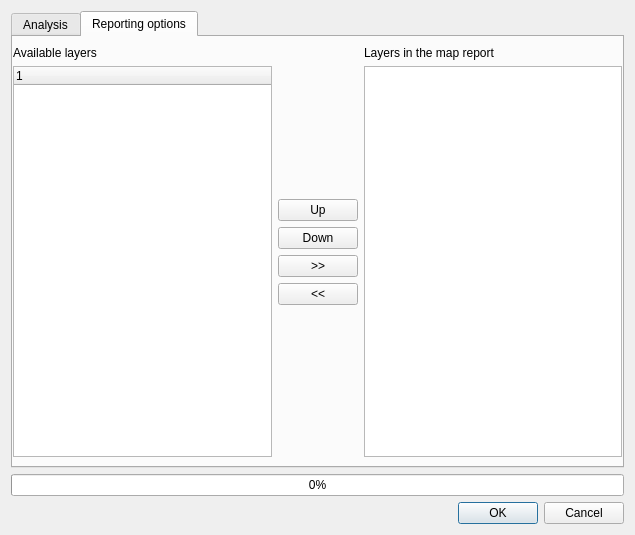
inasafe/inasafe, file safe/gui/ui/multi_exposure_dialog_base.ui: the form before one commit.
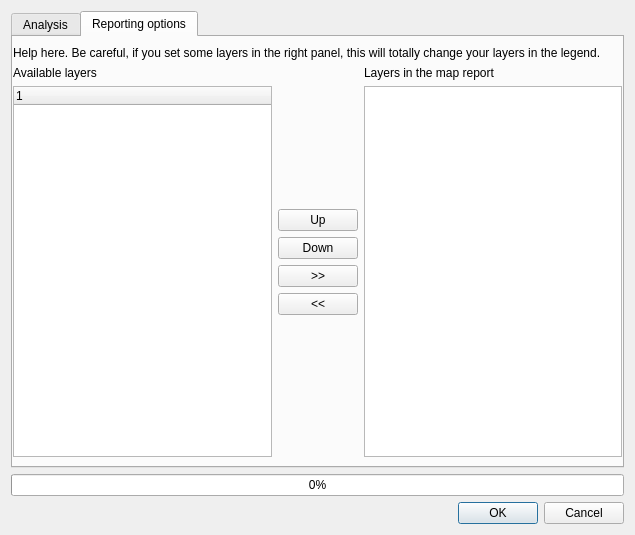
The form after the commit. Custom widgets are drawn as their Qt base class.

Commit message: improve move up and down selection

The edit to the form file:
```diff
--- a/safe/gui/ui/multi_exposure_dialog_base.ui
+++ b/safe/gui/ui/multi_exposure_dialog_base.ui
@@ -103,7 +103,7 @@
       <attribute name="title">
        <string>Reporting options</string>
       </attribute>
-      <layout class="QHBoxLayout" name="horizontalLayout_2">
+      <layout class="QVBoxLayout" name="verticalLayout_6">
        <property name="leftMargin">
         <number>0</number>
        </property>
@@ -111,6 +111,18 @@
         <number>0</number>
        </property>
        <item>
+        <widget class="QLabel" name="label_6">
+         <property name="text">
+          <string>Help here. Be careful, if you set some layers in the right panel, this will totally change your layers in the legend.</string>
+         </property>
+         <property name="wordWrap">
+          <bool>true</bool>
+         </property>
+        </widget>
+       </item>
+       <item>
+        <layout class="QHBoxLayout" name="horizontalLayout">
+         <item>
         <layout class="QVBoxLayout" name="verticalLayout_3">
          <item>
           <widget class="QLabel" name="label_4">
@@ -199,6 +211,8 @@
          </item>
          <item>
           <widget class="QListWidget" name="list_layers_in_map_report"/>
+           </item>
+          </layout>
          </item>
         </layout>
        </item>
```
Left out of the diff: 2 changed lines with no effect on the pictures. Lines whose indentation alone changed are shown as unchanged. The commit also changes 1 other file.
